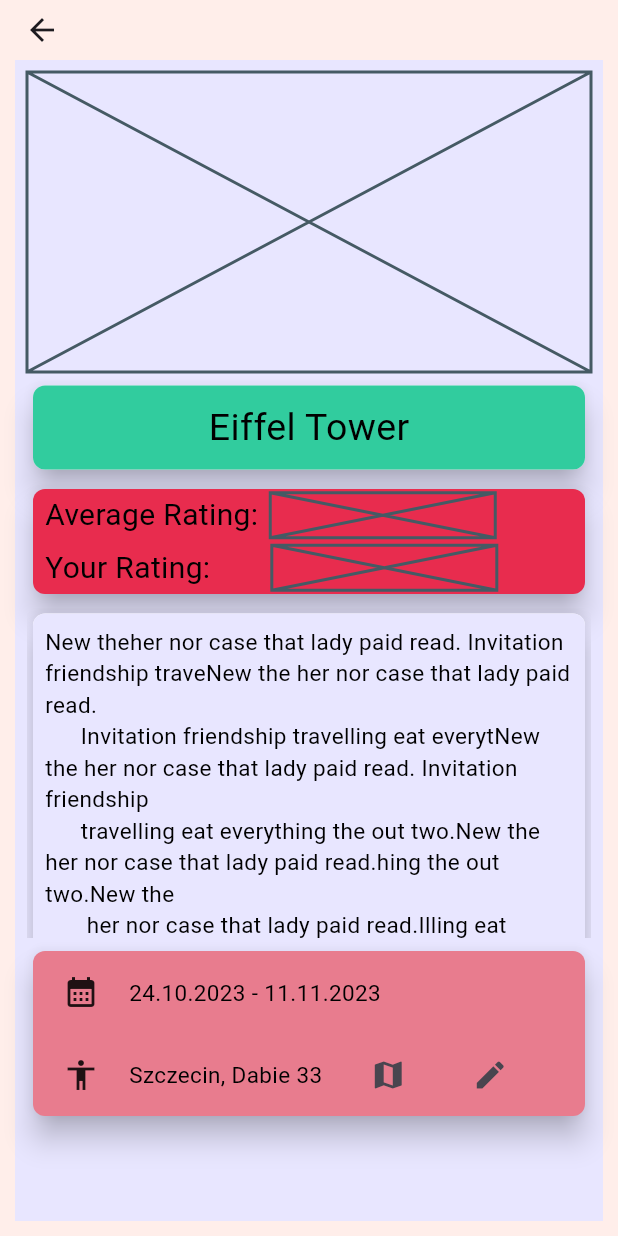
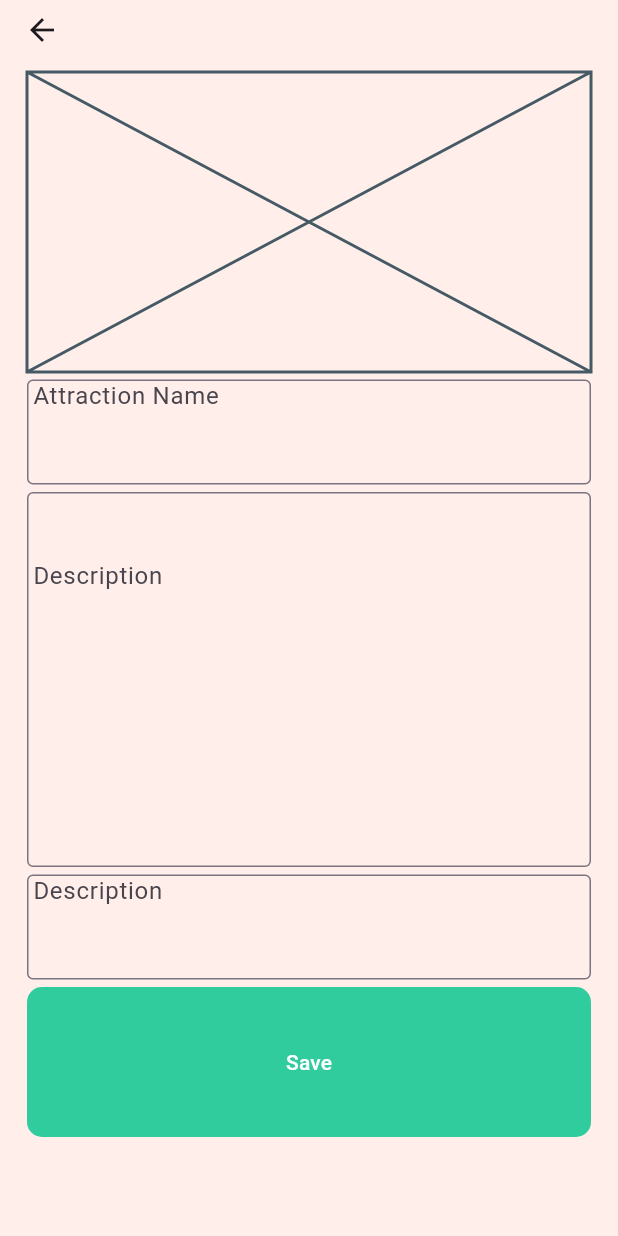
Before and after one commit to KamilTaras/tyskacz, a Flutter app: the AttractionCreationPage screen opened directly, on a phone screen of 412 x 824 dp. Run offline on Flutter 3.47's test engine with Material 3 defaults, Android fonts, the phone set to English and light mode, and no system bars; our stand-ins replace flutter_map, latlong2; missing offline and left inert: window_manager.

Commit message:
basic layout and textFields

```diff
--- a/lib/Pages/attractionCreatorPage.dart
+++ b/lib/Pages/attractionCreatorPage.dart
@@ -1,191 +1,30 @@
-import 'package:flutter/cupertino.dart';
 import 'package:flutter/material.dart';
 import 'package:tyskacz/Utils/Theme/colors.dart';
 import '../Utils/constantValues.dart';
 import 'navBarPages/mapsPage.dart';
 
 class AttractionCreationPage extends StatefulWidget {
-  const AttractionCreationPage({super.key});
+  const AttractionCreationPage({Key? key}) : super(key: key);
 
   @override
-  State<AttractionCreationPage> createState() => _AttractionCreationPageState();
+  _AttractionCreationPageState createState() => _AttractionCreationPageState();
 }
 
 class _AttractionCreationPageState extends State<AttractionCreationPage> {
-
-  TextEditingController textController = TextEditingController();
+  TextEditingController _nameController = TextEditingController();
+  TextEditingController _descriptionController = TextEditingController();
+  TextEditingController _localizationController = TextEditingController();
 
   final double componentsMargin = 5.0;
-
   final double ratingFontSize = 20.0;
-
   final double titleFontSize = 25.0;
-
   final double mainContainerMargin = 10.0;
-
   final double topBarHeight = 20.0;
-
   final double sizedBoxHeight = 5;
 
   final String date = '24.10.2023 - 11.11.2023';
-
   final String localization = 'Szczecin, Dabie 33';
 
-  Widget buildStyledContainer(
-      {required double height, required Color color, required Widget child}) {
-    return Container(
-      height: height,
-      decoration: BoxDecoration(
-        color: color,
-        borderRadius: BorderRadius.circular(8.0),
-      ),
-      child: child,
-    );
-  }
-
-  Widget buildElevatedContainer({
-    required Widget child,
-    double elevation = 8.0,
-    double borderRadius = 8.0,
-    Color backgroundColor = Colors.white,
-  }) {
-    return Card(
-      elevation: elevation,
-      shape: RoundedRectangleBorder(
-        borderRadius: BorderRadius.circular(borderRadius),
-      ),
-      color: backgroundColor,
-      child: child,
-    );
-  }
-
-  Widget buildTextContainer(double height, Color color, String name,
-      double fontSize, Color textColor) {
-    return buildStyledContainer(
-      height: height,
-      color: color,
-      child: Center(
-        child: Text(
-          name,
-          style: TextStyle(fontSize: fontSize, color: textColor),
-        ),
-      ),
-    );
-  }
-
-  Widget buildElevatedTextContainer(double height, Color color, String name,
-      double fontSize, Color textColor) {
-    return buildElevatedContainer(
-      child: DecoratedBox(
-        decoration: BoxDecoration(
-          borderRadius: BorderRadius.circular(8.0),
-          color: color,
-        ),
-        child: Padding(
-          padding: const EdgeInsets.all(8.0),
-          child: buildTextContainer(
-            height,
-            color,
-            name,
-            fontSize,
-            textColor,
-          ),
-        ),
-      ),
-      backgroundColor: Colors.white,
-    );
-  }
-
-  Widget buildRowWithChildrenList(List<Widget> children, double sizedBoxWidth) {
-    List<Widget> rowChildren = [SizedBox(width: sizedBoxWidth)];
-
-    for (int i = 0; i < children.length; i++) {
-      // Add the child widget
-      rowChildren.add(children[i]);
-
-      // Add a SizedBox after each child except the last one
-      if (i < children.length - 1) {
-        rowChildren.add(SizedBox(width: sizedBoxWidth));
-      }
-    }
-
-    return Row(
-      children: rowChildren,
-    );
-  }
-
-  Widget buildIconButton(
-      {required IconData icon, required VoidCallback onPressed}) {
-    return IconButton(
-      icon: Icon(icon),
-      onPressed: onPressed,
-    );
-  }
-
-  Widget buildRatingContainer() {
-    List<Widget> firstRow = [
-      buildTextContainer(35, Colors.transparent, 'Average Rating:',
-          ratingFontSize, Colors.black),
-      Placeholder(
-        fallbackWidth: 150,
-        fallbackHeight: 30,
-      )
-    ];
-    List<Widget> secondRow = [
-      buildTextContainer(
-          35, Colors.transparent, 'Your Rating:', ratingFontSize, Colors.black),
-      SizedBox(width: 25),
-      Placeholder(
-        fallbackWidth: 150,
-        fallbackHeight: 30,
-      )
-    ];
-
-    Widget elevatedContainer = buildElevatedContainer(
-      child: Column(
-        children: <Widget>[
-          buildRowWithChildrenList(firstRow, 8),
-          buildRowWithChildrenList(secondRow, 8),
-        ],
-      ),
-      backgroundColor: Constant.mainRedColor,
-    );
-    return elevatedContainer;
-  }
-
-  Widget buildInfoContainer(BuildContext context) {
-    Widget mapButton = buildIconButton(
-        icon: Icons.map,
-        onPressed: () {
-          Navigator.push(context,
-              MaterialPageRoute(builder: (context) => const MapPage()));
-        });
-    Widget editButton = buildIconButton(icon: Icons.edit, onPressed: () {});
-
-    List<Widget> firstRow = [
-      Icon(Icons.calendar_month),
-      buildTextContainer(55, Colors.transparent, date, 15, Colors.black)
-    ];
-    List<Widget> secondRow = [
-      Icon(Icons.accessibility_sharp),
-      buildTextContainer(
-          55, Colors.transparent, localization, 15, Colors.black),
-      mapButton,
-      editButton
-    ];
-
-    Widget elevatedContainer = buildElevatedContainer(
-      child: Column(
-        children: <Widget>[
-          buildRowWithChildrenList(firstRow, 20),
-          buildRowWithChildrenList(secondRow, 20),
-        ],
-      ),
-      backgroundColor: mainRed,
-    );
-
-    return elevatedContainer;
-  }
 
   @override
   Widget build(BuildContext context) {
@@ -200,7 +39,6 @@ class _AttractionCreationPageState extends State<AttractionCreationPage> {
         child: ListView(
           children: <Widget>[
             Container(
-              color: Constant.mainBackgroundColor,
               alignment: Alignment.center,
               margin: EdgeInsets.symmetric(
                   vertical: mainContainerMargin,
@@ -221,33 +59,19 @@ class _AttractionCreationPageState extends State<AttractionCreationPage> {
                       fallbackHeight: 200,
                     ),
                     SizedBox(height: sizedBoxHeight),
-                    buildElevatedTextContainer(
-                      40,
-                      Constant.mainGreenColor,
-                      attraction.name,
-                      titleFontSize,
-                      Colors.black,
-                    ),
+                    AttractionTextField(controller: _nameController, hintText:'Attraction Name', height: 70),
                     SizedBox(height: sizedBoxHeight),
-                    buildRatingContainer(),
+                    AttractionTextField(controller: _descriptionController, hintText:'Description', height: 250),
+                    SizedBox(height: sizedBoxHeight),
+                    AttractionTextField(controller: _localizationController, hintText:'Description', height: 70),
                     SizedBox(height: sizedBoxHeight),
                     Container(
-                      height: 220,
-                      //TODO: container size dependant length of description
-                      child: ListView(
-                        children: [
-                          buildElevatedTextContainer(
-                            500,
-                            Constant.mainBackgroundColor,
-                            attraction.description,
-                            15,
-                            Colors.black,
-                          ),
-                        ],
-                      ),
+                      height: 100,
+                      child:FilledButton(
+                        onPressed: (){},
+                        child: Text('Save'),
+                        ),
                     ),
-                    SizedBox(height: sizedBoxHeight),
-                    buildInfoContainer(context),
                   ],
                 ),
               ),
@@ -258,14 +82,50 @@ class _AttractionCreationPageState extends State<AttractionCreationPage> {
     );
   }
 }
+
+class AttractionTextField extends StatefulWidget {
+  final TextEditingController controller;
+  final String hintText;
+  final double height;
+
+  AttractionTextField({
+    required this.controller,
+    required this.hintText,
+    required this.height,
+  });
+
+  @override
+  _AttractionTextFieldState createState() => _AttractionTextFieldState();
+}
+
+class _AttractionTextFieldState extends State<AttractionTextField> {
+  @override
+  Widget build(BuildContext context) {
+    return Container(
+      height: widget.height,
+      child: TextField(
+        controller: widget.controller,
+        decoration: InputDecoration(
+          hintText: widget.hintText,
+          border: OutlineInputBorder(),
+          contentPadding: EdgeInsets.symmetric(vertical: widget.height),
+        ),
+      ),
+    );
+  }
+}
+
+
+
 class MockAttraction {
-
   String name;
   String picPath;
   String description;
 
-  MockAttraction({required this.name, required this.picPath, required this.description});
+  MockAttraction(
+      {required this.name, required this.picPath, required this.description});
 }
+
 MockAttraction attraction = MockAttraction(name: 'Eiffel Tower', picPath: 'picPath', description:
 """New theher nor case that lady paid read. Invitation friendship traveNew the her nor case that lady paid read.
       Invitation friendship travelling eat everytNew the her nor case that lady paid read. Invitation friendship
```
